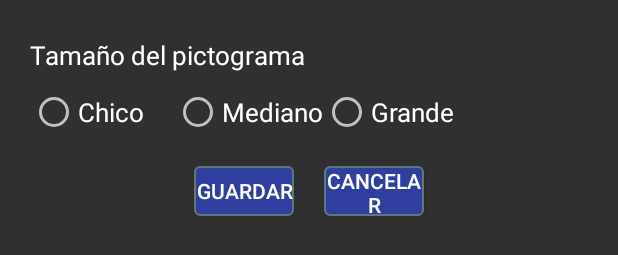
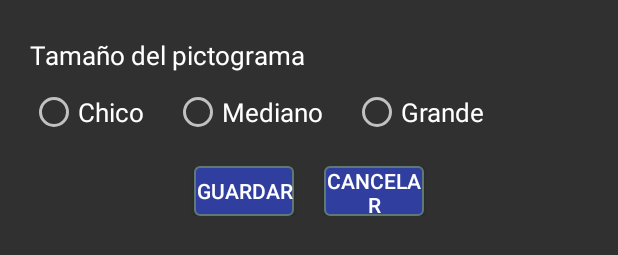
Before and after one commit to agustinbala/laboratorio-de-software-2015, an Android app: the layout alumn_new_dialog.xml on its own in the app's theme, with its tools: preview values and no code run, on a phone screen of 412 x 824 dp. Shown: the part 410-665 px from the top of the screen. Run offline under Robolectric (Android 15) with nearby library versions, the light colour scheme and no system bars.

```diff
--- a/HermesBucarBala/app/src/main/res/layout/alumn_new_dialog.xml
+++ b/HermesBucarBala/app/src/main/res/layout/alumn_new_dialog.xml
@@ -117,6 +117,7 @@
         <RadioButton android:id="@+id/radio_size_medium"
             android:layout_width="wrap_content"
             android:layout_height="wrap_content"
+            android:layout_marginRight="20dp"
             android:textColor="#FFF"
             android:text="@string/pictogram_size_medium"
             android:textSize="17dp"
```
Also changed, not shown: HermesBucarBala/app/src/main/res/drawable/add_user.png (added), HermesBucarBala/app/src/main/res/drawable/cedica_logo.jpeg (added).
